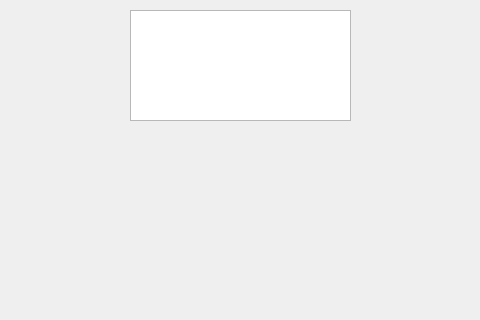
wangyoumean/BALL, file mainwindow.ui: the form before one commit; both pictures show x 180 to 660 and y 0 to 320 of the 800 by 600 pixel window.
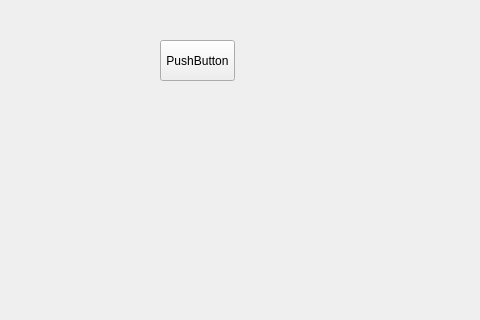
The form after the commit.

The edit to the form file:
```diff
--- a/mainwindow.ui
+++ b/mainwindow.ui
@@ -14,15 +14,21 @@
    <string>MainWindow</string>
   </property>
   <widget class="QWidget" name="centralwidget">
-   <widget class="QTextEdit" name="textEdit">
+   <widget class="QPushButton" name="pushButton">
     <property name="geometry">
      <rect>
-      <x>310</x>
-      <y>10</y>
-      <width>221</width>
-      <height>111</height>
+      <x>340</x>
+      <y>40</y>
+      <width>75</width>
+      <height>41</height>
      </rect>
     </property>
+    <property name="text">
+     <string>PushButton</string>
+    </property>
+    <property name="autoDefault">
+     <bool>false</bool>
+    </property>
    </widget>
   </widget>
   <widget class="QMenuBar" name="menubar">
```
